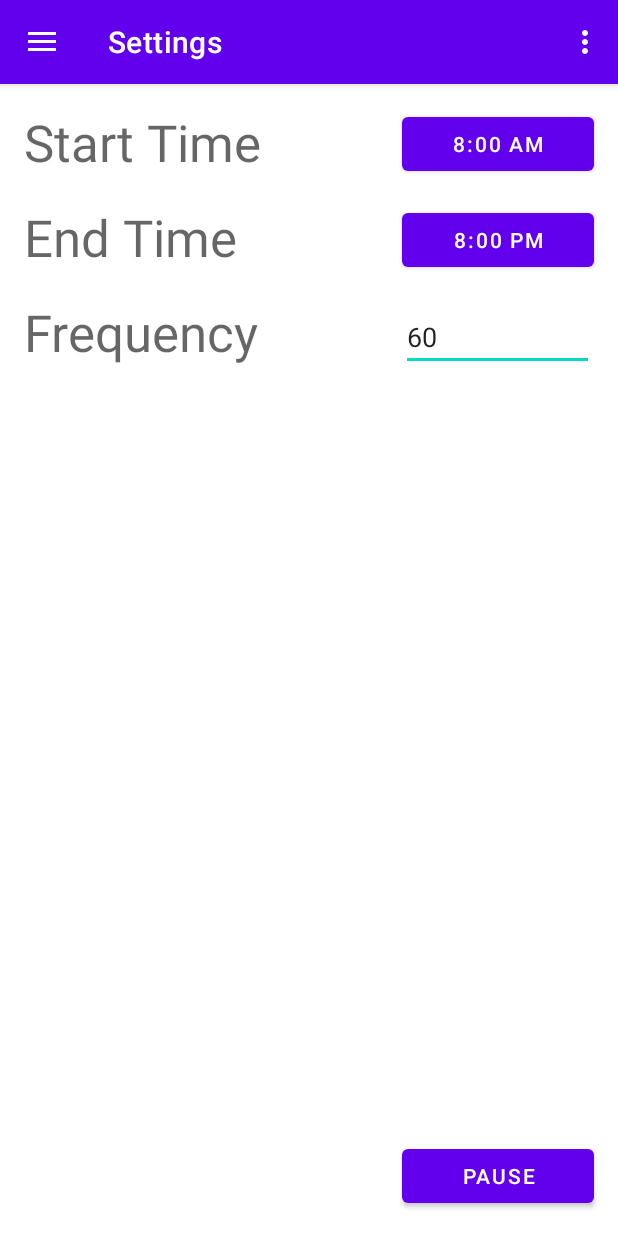
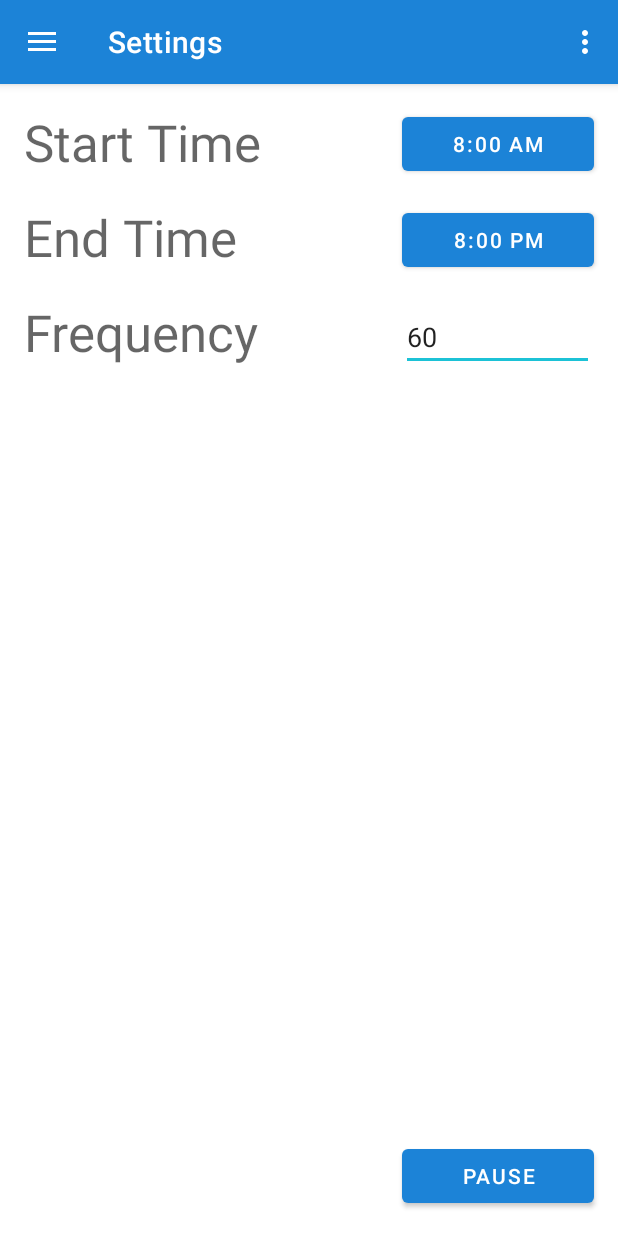
Before and after one commit to ChristopherRogers1991/ExerciseReminders, an Android app: the screen it shows after launch (MainActivity), in the side drawer, after a tap on "Settings", on a phone screen of 412 x 824 dp. Run offline under Robolectric (Android 15) with nearby library versions, the phone set to English and light mode, and no system bars; our stand-ins replace navigation-ui.

Commit message:
Adjust theme

```diff
--- a/app/src/main/java/nodo/crogers/exercisereminders/ui/settings/SettingsFragment.java
+++ b/app/src/main/java/nodo/crogers/exercisereminders/ui/settings/SettingsFragment.java
@@ -4,6 +4,7 @@ import static android.content.Context.INPUT_METHOD_SERVICE;
 
 import android.app.TimePickerDialog;
 import android.content.Context;
+import android.content.res.Resources;
 import android.os.Bundle;
 import android.view.KeyEvent;
 import android.view.LayoutInflater;
@@ -22,7 +23,6 @@ import androidx.fragment.app.Fragment;
 import androidx.lifecycle.ViewModelProvider;
 
 import java.util.Locale;
-import java.util.Objects;
 
 import nodo.crogers.exercisereminders.ExerciseAlarm;
 import nodo.crogers.exercisereminders.PreferenceManager;
@@ -41,18 +41,26 @@ public class SettingsFragment extends Fragment {
         binding = FragmentSettingsBinding.inflate(inflater, container, false);
         View root = binding.getRoot();
 
-        Context context = this.getContext();
+        Context context = this.requireContext();
         PreferenceManager preferenceManager = PreferenceManager.getInstance(context);
         Button pauseButton = root.findViewById(R.id.pauseButton);
-        Runnable setPauseButtonText = () -> pauseButton.setText(preferenceManager.isPaused() ? "Resume" : "Pause");
-        setPauseButtonText.run();
+        Runnable updatePauseButton = () -> {
+            if (preferenceManager.isPaused()) {
+                pauseButton.setText("Resume");
+                pauseButton.setBackgroundColor(context.getColor(R.color.florescent_cyan));
+            } else {
+                pauseButton.setText("Pause");
+                pauseButton.setBackgroundColor(context.getColor(R.color.bleu_de_france));
+            }
+        };
+        updatePauseButton.run();
         pauseButton.setOnClickListener(_view -> {
             preferenceManager.togglePaused();
-            setPauseButtonText.run();
+            updatePauseButton.run();
             String message;
             if (!preferenceManager.isPaused()) {
                 message = "Notifications resumed";
-                ExerciseAlarm.scheduleNext(Objects.requireNonNull(context));
+                ExerciseAlarm.scheduleNext(context);
             } else {
                 message = "Notifications paused";
             }
@@ -63,12 +71,12 @@ public class SettingsFragment extends Fragment {
         Runnable setStartButtonText = () -> startTimeButton.setText(startTimeButtonText(preferenceManager));
         setStartButtonText.run();
         startTimeButton.setOnClickListener(_view -> {
-            TimePickerDialog timePickerDialog = new TimePickerDialog(context, new TimePickerDialog.OnTimeSetListener() {
+            TimePickerDialog timePickerDialog = new TimePickerDialog(context, R.style.DialogTheme, new TimePickerDialog.OnTimeSetListener() {
                 @Override
                 public void onTimeSet(TimePicker view, int hourOfDay, int minute) {
                     preferenceManager.setStartTime(hourOfDay, minute);
                     setStartButtonText.run();
-                    ExerciseAlarm.scheduleNext(Objects.requireNonNull(context));
+                    ExerciseAlarm.scheduleNext(context);
                 }
             }, 8, 0, false);
             timePickerDialog.show();
@@ -78,7 +86,7 @@ public class SettingsFragment extends Fragment {
         Runnable setEndButtonText = () -> endTimeButton.setText(endTimeButtonText(preferenceManager));
         setEndButtonText.run();
         endTimeButton.setOnClickListener(_view -> {
-            TimePickerDialog timePickerDialog = new TimePickerDialog(context, new TimePickerDialog.OnTimeSetListener() {
+            TimePickerDialog timePickerDialog = new TimePickerDialog(context, R.style.DialogTheme, new TimePickerDialog.OnTimeSetListener() {
                 @Override
                 public void onTimeSet(TimePicker view, int hourOfDay, int minute) {
                     preferenceManager.setEndTime(hourOfDay, minute);
@@ -104,7 +112,7 @@ public class SettingsFragment extends Fragment {
                     }
                     preferenceManager.setFrequency(frequency);
                     setFrequencyInputText.run();
-                    ExerciseAlarm.scheduleNext(Objects.requireNonNull(context));
+                    ExerciseAlarm.scheduleNext(context);
                     InputMethodManager imm = (InputMethodManager) context.getSystemService(INPUT_METHOD_SERVICE);
                     if(imm.isAcceptingText()) {
                         imm.hideSoftInputFromWindow(container.findFocus().getWindowToken(), 0);
--- a/app/src/main/res/values-night/themes.xml
+++ b/app/src/main/res/values-night/themes.xml
@@ -2,15 +2,15 @@
     <!-- Base application theme. -->
     <style name="Theme.ExerciseReminders" parent="Theme.MaterialComponents.DayNight.DarkActionBar">
         <!-- Primary brand color. -->
-        <item name="colorPrimary">@color/purple_200</item>
-        <item name="colorPrimaryVariant">@color/purple_700</item>
-        <item name="colorOnPrimary">@color/black</item>
+        <item name="colorPrimary">@color/bleu_de_france</item>
+        <item name="colorPrimaryVariant">@color/bleu_de_france2</item>
+        <item name="colorOnPrimary">@color/white</item>
         <!-- Secondary brand color. -->
-        <item name="colorSecondary">@color/teal_200</item>
-        <item name="colorSecondaryVariant">@color/teal_200</item>
+        <item name="colorSecondary">@color/robin_egg_blue</item>
+        <item name="colorSecondaryVariant">@color/florescent_cyan</item>
         <item name="colorOnSecondary">@color/black</item>
         <!-- Status bar color. -->
-        <item name="android:statusBarColor">?attr/colorPrimaryVariant</item>
+        <item name="android:statusBarColor">?attr/colorPrimary</item>
         <!-- Customize your theme here. -->
     </style>
 </resources>
--- a/app/src/main/res/values/colors.xml
+++ b/app/src/main/res/values/colors.xml
@@ -7,4 +7,13 @@
     <color name="teal_700">#FF018786</color>
     <color name="black">#FF000000</color>
     <color name="white">#FFFFFFFF</color>
+
+    <color name="bleu_de_france">#1C83D7</color>
+    <color name="bleu_de_france2">#1C83E7</color>
+
+    <color name="robin_egg_blue">#1CC2D6</color>
+    <color name="florescent_cyan">#1CE2E6</color>
+
+    <color name="gray">#7B8989</color>
+
 </resources>
--- a/app/src/main/res/values/themes.xml
+++ b/app/src/main/res/values/themes.xml
@@ -2,16 +2,22 @@
     <!-- Base application theme. -->
     <style name="Theme.ExerciseReminders" parent="Theme.MaterialComponents.DayNight.DarkActionBar">
         <!-- Primary brand color. -->
-        <item name="colorPrimary">@color/purple_500</item>
-        <item name="colorPrimaryVariant">@color/purple_700</item>
+        <item name="colorPrimary">@color/bleu_de_france</item>
+        <item name="colorPrimaryVariant">@color/bleu_de_france2</item>
         <item name="colorOnPrimary">@color/white</item>
         <!-- Secondary brand color. -->
-        <item name="colorSecondary">@color/teal_200</item>
-        <item name="colorSecondaryVariant">@color/teal_700</item>
+        <item name="colorSecondary">@color/robin_egg_blue</item>
+        <item name="colorSecondaryVariant">@color/florescent_cyan</item>
         <item name="colorOnSecondary">@color/black</item>
         <!-- Status bar color. -->
-        <item name="android:statusBarColor">?attr/colorPrimaryVariant</item>
+        <item name="android:statusBarColor">?attr/colorPrimary</item>
         <!-- Customize your theme here. -->
+    </style>
+
+    <style name="DialogTheme" parent="Theme.AppCompat.DayNight.Dialog">
+        <item name="colorAccent">?attr/colorSecondary</item>
+        <item name="colorControlNormal">@color/gray</item>
+        <item name="colorOnPrimary">@color/black</item>
     </style>
 
     <style name="Theme.ExerciseReminders.NoActionBar">
```
